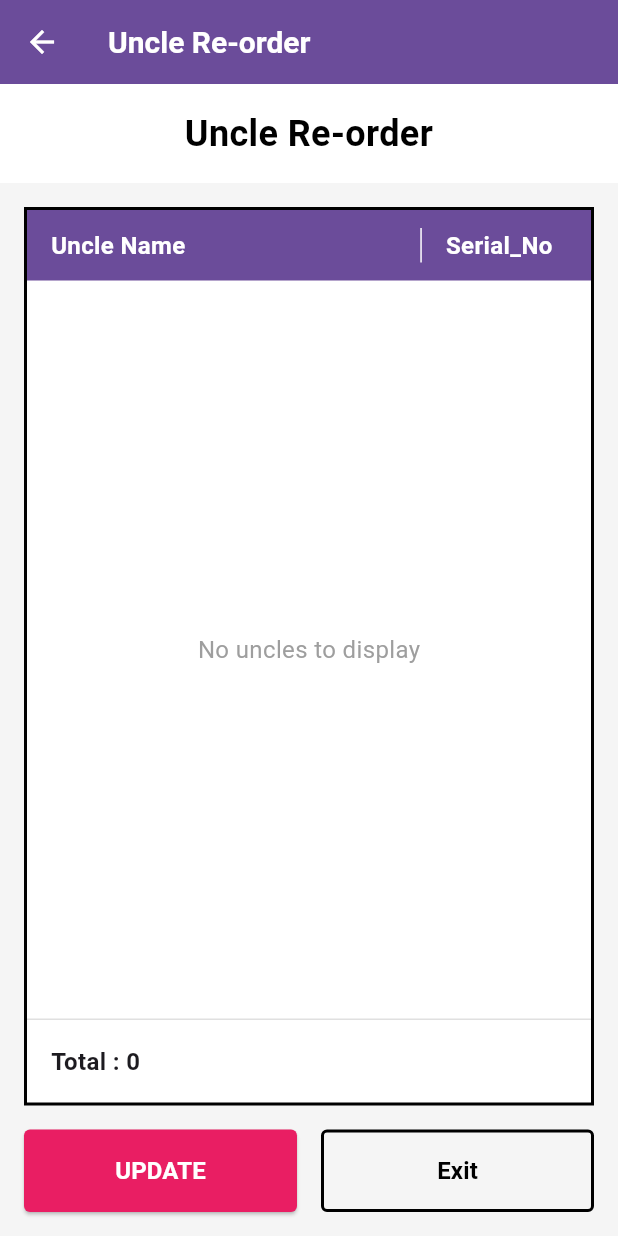
After one commit to Jayasri1702/moi_virunthu, a Flutter app: the UncleReorderScreen screen opened by its route, on a phone screen of 412 x 824 dp. The commit adds this screen. Run offline on Flutter 3.47's test engine with Material 3 defaults, Android fonts, the phone set to English and light mode, and no system bars; our stand-ins replace pdf, printing, share_plus, supabase_flutter; missing offline and left inert: argon2; accounts and stored records are empty.

Commit message:
created uncle reorder  screen

```diff
--- a/lib/main.dart
+++ b/lib/main.dart
@@ -12,6 +12,7 @@ import 'screens/operator/home_screen.dart';
 import 'screens/operator/event_dashboard_screen.dart'; // Add this import
 import 'screens/operator/collect_moi_screen.dart';
 import 'screens/operator/correct_village_name.dart'; // Add this line
+import 'screens/operator/uncle_reorder_screen.dart'; // Add this line
 
 void main() async {
   WidgetsFlutterBinding.ensureInitialized();
@@ -43,6 +44,7 @@ class MyApp extends StatelessWidget {
         '/operator/event-dashboard': (context) => const EventDashboardScreen(), // Add this route
         '/operator/collect-moi': (context) => const CollectMoiScreen(),
         '/operator/correct-village-names': (context) => const CorrectVillageNamesScreen(),
+        '/operator/uncle-reorder': (context) => const UncleReorderScreen(), // Add this line
       },
     );
   }
--- /dev/null
+++ b/lib/screens/operator/uncle_reorder_screen.dart
@@ -0,0 +1,310 @@
+import 'package:flutter/material.dart';
+import 'package:flutter/services.dart';
+
+class UncleReorderScreen extends StatefulWidget {
+  const UncleReorderScreen({super.key});
+
+  @override
+  State<UncleReorderScreen> createState() => _UncleReorderScreenState();
+}
+
+class _UncleReorderScreenState extends State<UncleReorderScreen> {
+  // Empty list for now - will be populated from database later
+  List<Map<String, dynamic>> uncles = [];
+
+  final Map<int, TextEditingController> _controllers = {};
+
+  @override
+  void initState() {
+    super.initState();
+    // Initialize controllers for each uncle
+    for (int i = 0; i < uncles.length; i++) {
+      _controllers[i] = TextEditingController(
+        text: uncles[i]['serial_no']?.toString() ?? '0',
+      );
+    }
+  }
+
+  @override
+  void dispose() {
+    // Dispose all controllers
+    for (var controller in _controllers.values) {
+      controller.dispose();
+    }
+    super.dispose();
+  }
+
+  void _updateSerialNumbers() {
+    // Update logic will be implemented when connecting to database
+    ScaffoldMessenger.of(context).showSnackBar(
+      const SnackBar(
+        content: Text('Serial numbers updated successfully'),
+        backgroundColor: Colors.green,
+      ),
+    );
+  }
+
+  @override
+  Widget build(BuildContext context) {
+    return Scaffold(
+      backgroundColor: Colors.grey[100],
+      appBar: AppBar(
+        backgroundColor: const Color(0xFF6B4C9A),
+        elevation: 0,
+        leading: IconButton(
+          icon: const Icon(Icons.arrow_back, color: Colors.white),
+          onPressed: () => Navigator.pop(context),
+        ),
+        title: const Text(
+          'Uncle Re-order',
+          style: TextStyle(
+            color: Colors.white,
+            fontSize: 20,
+            fontWeight: FontWeight.bold,
+          ),
+        ),
+      ),
+      body: Column(
+        children: [
+          // Header
+          Container(
+            width: double.infinity,
+            padding: const EdgeInsets.all(16),
+            color: Colors.white,
+            child: const Text(
+              'Uncle Re-order',
+              style: TextStyle(
+                fontSize: 24,
+                fontWeight: FontWeight.bold,
+                color: Colors.black,
+              ),
+              textAlign: TextAlign.center,
+            ),
+          ),
+
+          const SizedBox(height: 16),
+
+          // Table
+          Expanded(
+            child: Container(
+              margin: const EdgeInsets.symmetric(horizontal: 16),
+              decoration: BoxDecoration(
+                color: Colors.white,
+                border: Border.all(color: Colors.black, width: 2),
+              ),
+              child: Column(
+                children: [
+                  // Table Header
+                  Container(
+                    color: const Color(0xFF6B4C9A),
+                    padding: const EdgeInsets.symmetric(vertical: 12),
+                    child: Row(
+                      children: [
+                        Expanded(
+                          flex: 7,
+                          child: Container(
+                            padding: const EdgeInsets.symmetric(horizontal: 16),
+                            decoration: const BoxDecoration(
+                              border: Border(
+                                right: BorderSide(color: Colors.white, width: 1),
+                              ),
+                            ),
+                            child: const Text(
+                              'Uncle Name',
+                              style: TextStyle(
+                                color: Colors.white,
+                                fontWeight: FontWeight.bold,
+                                fontSize: 16,
+                              ),
+                            ),
+                          ),
+                        ),
+                        Expanded(
+                          flex: 3,
+                          child: Container(
+                            padding: const EdgeInsets.symmetric(horizontal: 16),
+                            child: const Text(
+                              'Serial_No',
+                              style: TextStyle(
+                                color: Colors.white,
+                                fontWeight: FontWeight.bold,
+                                fontSize: 16,
+                              ),
+                            ),
+                          ),
+                        ),
+                      ],
+                    ),
+                  ),
+
+                  // Table Body
+                  Expanded(
+                    child: uncles.isEmpty
+                        ? const Center(
+                      child: Text(
+                        'No uncles to display',
+                        style: TextStyle(
+                          fontSize: 16,
+                          color: Colors.grey,
+                        ),
+                      ),
+                    )
+                        : ListView.builder(
+                      itemCount: uncles.length,
+                      itemBuilder: (context, index) {
+                        return Container(
+                          decoration: BoxDecoration(
+                            border: Border(
+                              bottom: BorderSide(
+                                color: Colors.grey[300]!,
+                                width: 1,
+                              ),
+                            ),
+                          ),
+                          child: Row(
+                            children: [
+                              Expanded(
+                                flex: 7,
+                                child: Container(
+                                  padding: const EdgeInsets.all(16),
+                                  decoration: BoxDecoration(
+                                    border: Border(
+                                      right: BorderSide(
+                                        color: Colors.grey[300]!,
+                                        width: 1,
+                                      ),
+                                    ),
+                                  ),
+                                  child: Text(
+                                    uncles[index]['uncle_name'] ?? '',
+                                    style: const TextStyle(fontSize: 14),
+                                  ),
+                                ),
+                              ),
+                              Expanded(
+                                flex: 3,
+                                child: Container(
+                                  padding: const EdgeInsets.symmetric(
+                                    horizontal: 16,
+                                    vertical: 8,
+                                  ),
+                                  child: TextField(
+                                    controller: _controllers[index],
+                                    keyboardType: TextInputType.number,
+                                    inputFormatters: [
+                                      FilteringTextInputFormatter.digitsOnly,
+                                    ],
+                                    textAlign: TextAlign.center,
+                                    decoration: InputDecoration(
+                                      isDense: true,
+                                      contentPadding: const EdgeInsets.symmetric(
+                                        vertical: 8,
+                                        horizontal: 8,
+                                      ),
+                                      border: OutlineInputBorder(
+                                        borderSide: BorderSide(
+                                          color: Colors.grey[400]!,
+                                        ),
+                                      ),
+                                      focusedBorder: const OutlineInputBorder(
+                                        borderSide: BorderSide(
+                                          color: Color(0xFF6B4C9A),
+                                          width: 2,
+                                        ),
+                                      ),
+                                    ),
+                                    onChanged: (value) {
+                                      setState(() {
+                                        uncles[index]['serial_no'] =
+                                            int.tryParse(value) ?? 0;
+                                      });
+                                    },
+                                  ),
+                                ),
+                              ),
+                            ],
+                          ),
+                        );
+                      },
+                    ),
+                  ),
+
+                  // Footer with total count
+                  Container(
+                    padding: const EdgeInsets.all(16),
+                    decoration: BoxDecoration(
+                      border: Border(
+                        top: BorderSide(color: Colors.grey[300]!, width: 1),
+                      ),
+                    ),
+                    child: Row(
+                      children: [
+                        Text(
+                          'Total : ${uncles.length}',
+                          style: const TextStyle(
+                            fontSize: 16,
+                            fontWeight: FontWeight.bold,
+                          ),
+                        ),
+                      ],
+                    ),
+                  ),
+                ],
+              ),
+            ),
+          ),
+
+          // Action Buttons
+          Padding(
+            padding: const EdgeInsets.all(16),
+            child: Row(
+              children: [
+                Expanded(
+                  child: ElevatedButton(
+                    onPressed: _updateSerialNumbers,
+                    style: ElevatedButton.styleFrom(
+                      backgroundColor: const Color(0xFFE91E63),
+                      padding: const EdgeInsets.symmetric(vertical: 16),
+                      shape: RoundedRectangleBorder(
+                        borderRadius: BorderRadius.circular(4),
+                      ),
+                    ),
+                    child: const Text(
+                      'UPDATE',
+                      style: TextStyle(
+                        fontSize: 16,
+                        fontWeight: FontWeight.bold,
+                        color: Colors.white,
+                      ),
+                    ),
+                  ),
+                ),
+                const SizedBox(width: 16),
+                Expanded(
+                  child: OutlinedButton(
+                    onPressed: () => Navigator.pop(context),
+                    style: OutlinedButton.styleFrom(
+                      padding: const EdgeInsets.symmetric(vertical: 16),
+                      side: const BorderSide(color: Colors.black, width: 2),
+                      shape: RoundedRectangleBorder(
+                        borderRadius: BorderRadius.circular(4),
+                      ),
+                    ),
+                    child: const Text(
+                      'Exit',
+                      style: TextStyle(
+                        fontSize: 16,
+                        fontWeight: FontWeight.bold,
+                        color: Colors.black,
+                      ),
+                    ),
+                  ),
+                ),
+              ],
+            ),
+          ),
+        ],
+      ),
+    );
+  }
+}
```
Also changed, not shown: lib/screens/operator/event_dashboard_screen.dart (+7 -1 lines).
